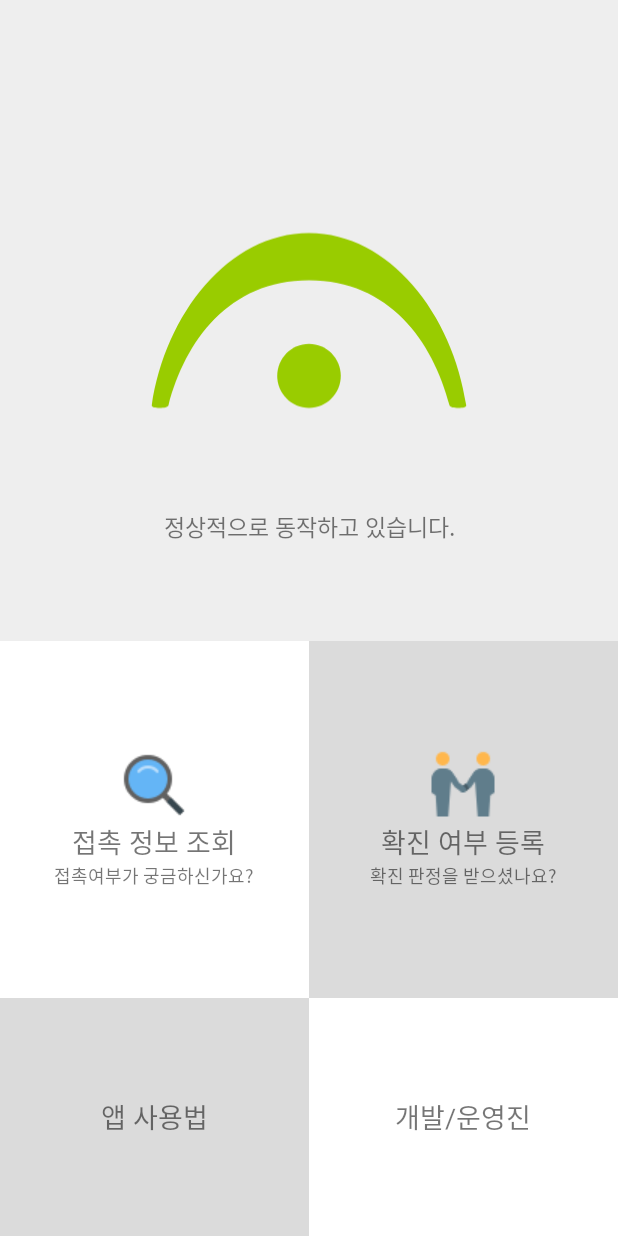
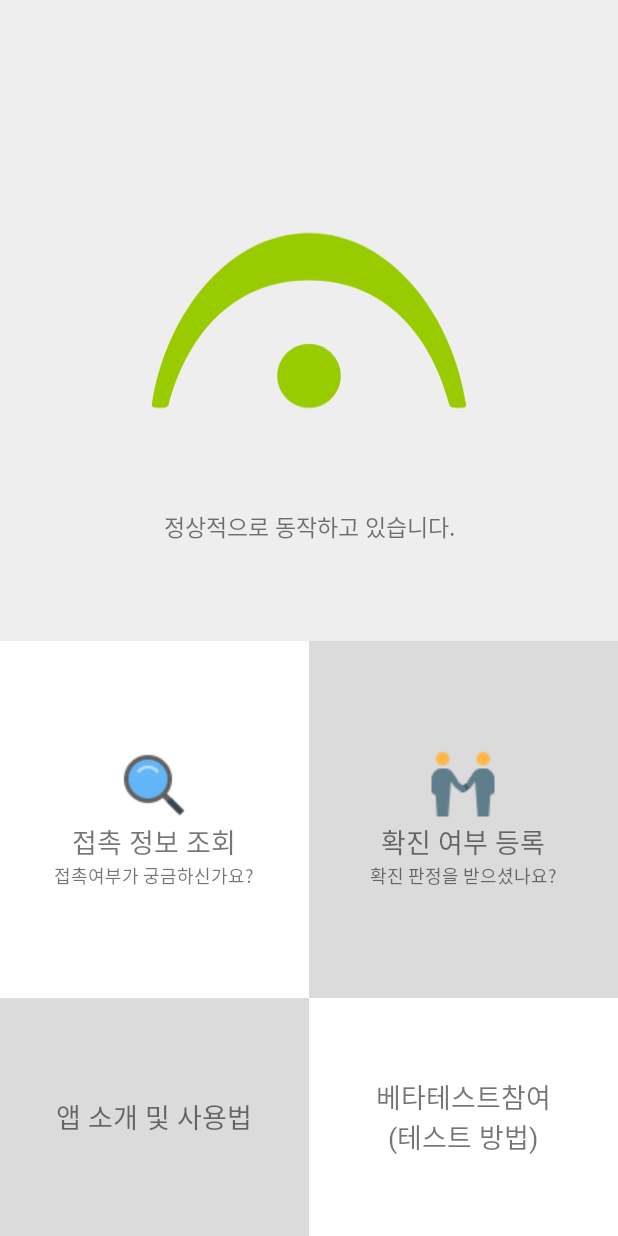
Before and after one commit to TeamFermata/Fermata-Android-OLD, an Android app: the layout activity_main.xml on its own in the app's theme, with its tools: preview values and no code run, on a phone screen of 412 x 824 dp. Run offline under Robolectric (Android 15) with nearby library versions, the light colour scheme and no system bars.

Commit message:
디자인적용

```diff
--- a/app/src/main/res/layout/activity_main.xml
+++ b/app/src/main/res/layout/activity_main.xml
@@ -128,7 +128,7 @@
                         android:layout_height="match_parent"
                         android:layout_centerHorizontal="true"
                         android:gravity="center"
-                        android:text="앱 사용법"
+                        android:text="앱 소개 및 사용법"
                         android:textSize="18sp" />
 
                 </RelativeLayout>
@@ -202,7 +202,7 @@
                         android:layout_height="match_parent"
                         android:layout_centerHorizontal="true"
                         android:gravity="center"
-                        android:text="개발/운영진"
+                        android:text="베타테스트참여\n(테스트 방법)"
                         android:textSize="18sp" />
 
                 </RelativeLayout>
```
Also changed, not shown: app/src/main/java/site/fermata/app/MainActivity.java (+8 -4 lines).
